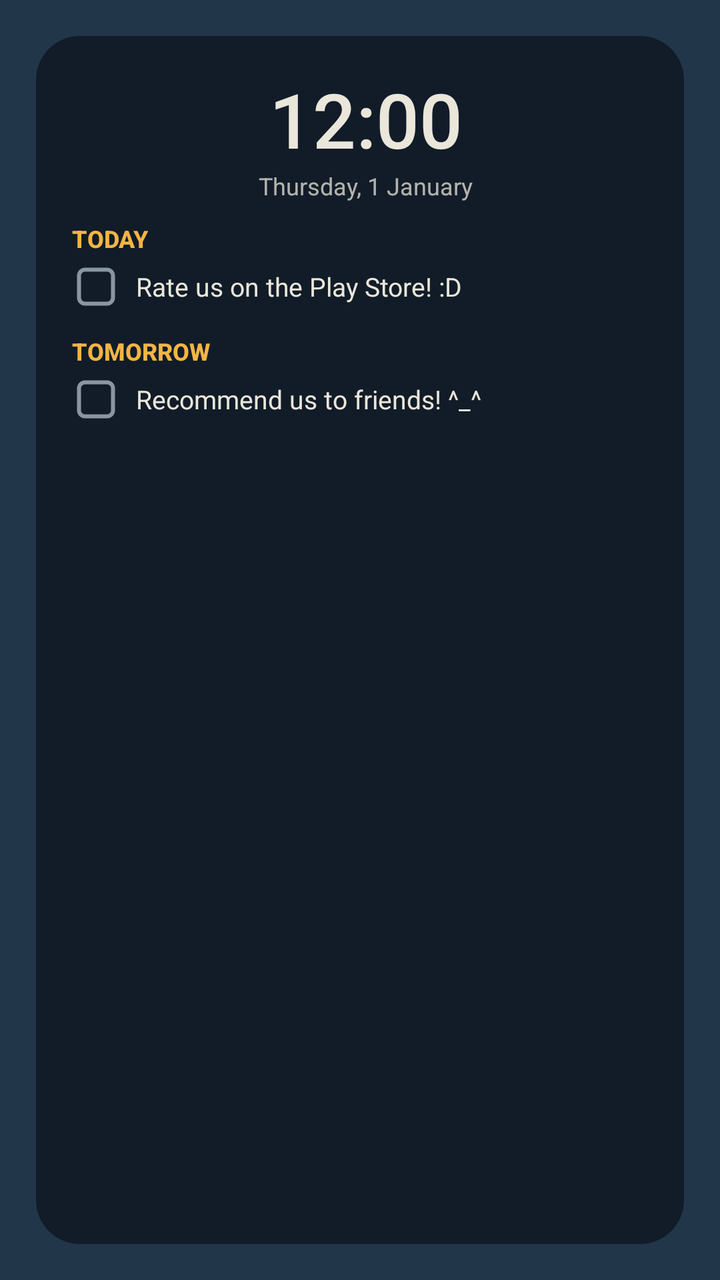
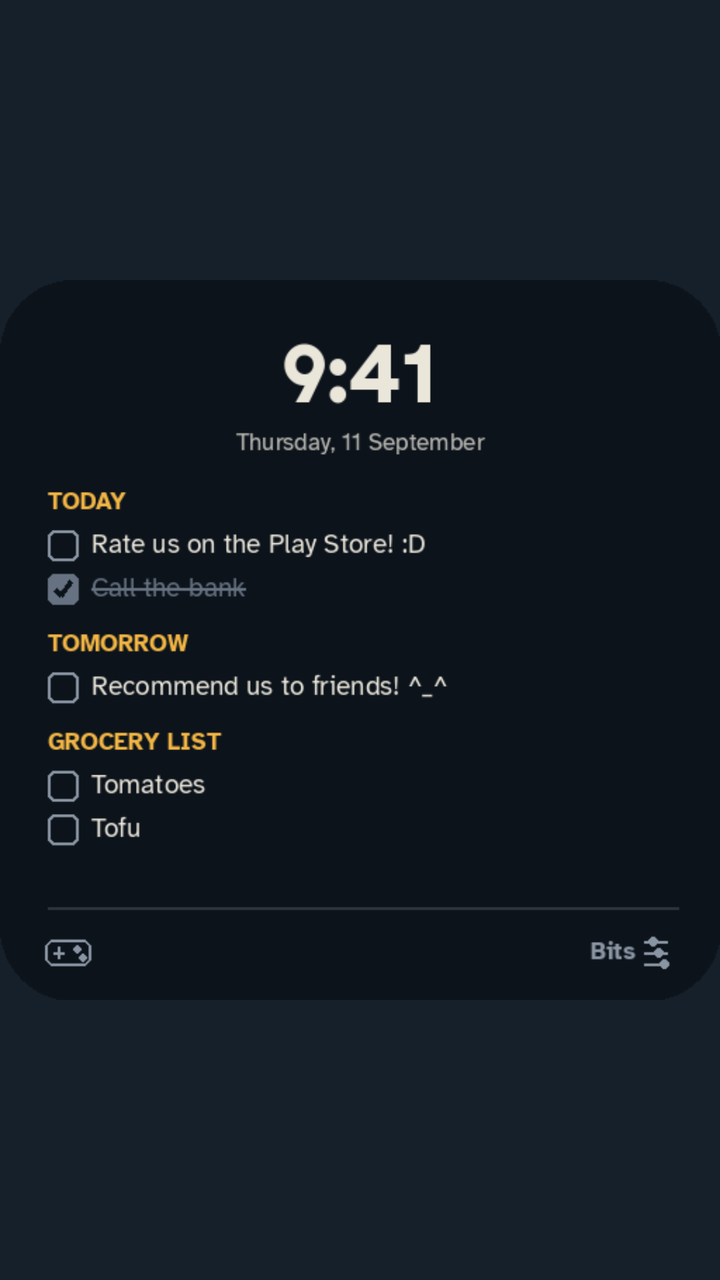

Two renders of the same Android screen: before a commit and after it. Below are the layout's source before the change and the commit's diff.
<!-- AndroidManifest.xml: application theme Theme.Bits -->
<!-- res/layout/widget_preview_native.xml -->
<?xml version="1.0" encoding="utf-8"?>
<FrameLayout xmlns:android="http://schemas.android.com/apk/res/android"
    android:layout_width="match_parent"
    android:layout_height="match_parent">

    <View
        android:layout_width="match_parent"
        android:layout_height="match_parent"
        android:background="#22364A" />

    <LinearLayout
        android:layout_width="match_parent"
        android:layout_height="match_parent"
        android:layout_margin="18dp"
        android:background="@drawable/widget_preview_card_bg"
        android:orientation="vertical"
        android:paddingStart="18dp"
        android:paddingTop="16dp"
        android:paddingEnd="12dp"
        android:paddingBottom="6dp">

        <TextClock
            android:layout_width="wrap_content"
            android:layout_height="wrap_content"
            android:layout_gravity="center_horizontal"
            android:fontFamily="sans-serif-medium"
            android:format12Hour="h:mm"
            android:format24Hour="HH:mm"
            android:textColor="#EAE6DA"
            android:textSize="38dp" />

        <TextClock
            android:layout_width="wrap_content"
            android:layout_height="wrap_content"
            android:layout_gravity="center_horizontal"
            android:layout_marginBottom="10dp"
            android:format12Hour="EEEE, d MMMM"
            android:format24Hour="EEEE, d MMMM"
            android:textColor="#BFEAE6DA"
            android:textSize="12dp" />

        <TextView
            android:layout_width="wrap_content"
            android:layout_height="wrap_content"
            android:fontFamily="sans-serif-medium"
            android:text="TODAY"
            android:textColor="#F2B544"
            android:textSize="12dp"
            android:textStyle="bold" />

        <TextView
            android:layout_width="wrap_content"
            android:layout_height="wrap_content"
            android:layout_marginTop="4dp"
            android:drawablePadding="8dp"
            android:drawableStart="@drawable/ic_check_off"
            android:gravity="center_vertical"
            android:text="Rate us on the Play Store! :D"
            android:textColor="#EAE6DA"
            android:textSize="13dp" />

        <TextView
            android:layout_width="wrap_content"
            android:layout_height="wrap_content"
            android:layout_marginTop="12dp"
            android:fontFamily="sans-serif-medium"
            android:text="TOMORROW"
            android:textColor="#F2B544"
            android:textSize="12dp"
            android:textStyle="bold" />

        <TextView
            android:layout_width="wrap_content"
            android:layout_height="wrap_content"
            android:layout_marginTop="4dp"
            android:drawablePadding="8dp"
            android:drawableStart="@drawable/ic_check_off"
            android:gravity="center_vertical"
            android:text="Recommend us to friends! ^_^"
            android:textColor="#EAE6DA"
            android:textSize="13dp" />
    </LinearLayout>
</FrameLayout>
<!-- resources referenced by this layout -->
<resources>
  <!-- drawable ic_check_off (drawable) -->
  <vector xmlns:android="http://schemas.android.com/apk/res/android"
      android:width="24dp"
      android:height="24dp"
      android:viewportWidth="24"
      android:viewportHeight="24">
      <path
          android:fillColor="#00000000"
          android:pathData="M6.5,3.5L17.5,3.5A3,3 0,0 1,20.5 6.5L20.5,17.5A3,3 0,0 1,17.5 20.5L6.5,20.5A3,3 0,0 1,3.5 17.5L3.5,6.5A3,3 0,0 1,6.5 3.5Z"
          android:strokeWidth="2"
          android:strokeColor="#8A95A3" />
  </vector>
  <!-- drawable widget_preview_card_bg (drawable) -->
  <shape xmlns:android="http://schemas.android.com/apk/res/android">
      <solid android:color="#B80C131B" />
      <corners android:radius="22dp" />
  </shape>
  <style name="Theme.Bits" parent="android:Theme.Material.NoActionBar">
          <item name="android:windowBackground">@color/bits_bg</item>
          <item name="android:statusBarColor">@android:color/transparent</item>
          <item name="android:navigationBarColor">@android:color/transparent</item>
      </style>
  <color name="bits_bg">#16202B</color>
</resources>

<!-- the commit's change to res/layout/widget_preview_native.xml (unified diff, before → after) -->
@@ -3,81 +3,11 @@
     android:layout_width="match_parent"
     android:layout_height="match_parent">
 
-    <View
+    <ImageView
         android:layout_width="match_parent"
         android:layout_height="match_parent"
-        android:background="#22364A" />
-
-    <LinearLayout
-        android:layout_width="match_parent"
-        android:layout_height="match_parent"
-        android:layout_margin="18dp"
-        android:background="@drawable/widget_preview_card_bg"
-        android:orientation="vertical"
-        android:paddingStart="18dp"
-        android:paddingTop="16dp"
-        android:paddingEnd="12dp"
-        android:paddingBottom="6dp">
-
-        <TextClock
-            android:layout_width="wrap_content"
-            android:layout_height="wrap_content"
-            android:layout_gravity="center_horizontal"
-            android:fontFamily="sans-serif-medium"
-            android:format12Hour="h:mm"
-            android:format24Hour="HH:mm"
-            android:textColor="#EAE6DA"
-            android:textSize="38dp" />
-
-        <TextClock
-            android:layout_width="wrap_content"
-            android:layout_height="wrap_content"
-            android:layout_gravity="center_horizontal"
-            android:layout_marginBottom="10dp"
-            android:format12Hour="EEEE, d MMMM"
-            android:format24Hour="EEEE, d MMMM"
-            android:textColor="#BFEAE6DA"
-            android:textSize="12dp" />
-
-        <TextView
-            android:layout_width="wrap_content"
-            android:layout_height="wrap_content"
-            android:fontFamily="sans-serif-medium"
-            android:text="TODAY"
-            android:textColor="#F2B544"
-            android:textSize="12dp"
-            android:textStyle="bold" />
-
-        <TextView
-            android:layout_width="wrap_content"
-            android:layout_height="wrap_content"
-            android:layout_marginTop="4dp"
-            android:drawablePadding="8dp"
-            android:drawableStart="@drawable/ic_check_off"
-            android:gravity="center_vertical"
-            android:text="Rate us on the Play Store! :D"
-            android:textColor="#EAE6DA"
-            android:textSize="13dp" />
-
-        <TextView
-            android:layout_width="wrap_content"
-            android:layout_height="wrap_content"
-            android:layout_marginTop="12dp"
-            android:fontFamily="sans-serif-medium"
-            android:text="TOMORROW"
-            android:textColor="#F2B544"
-            android:textSize="12dp"
-            android:textStyle="bold" />
-
-        <TextView
-            android:layout_width="wrap_content"
-            android:layout_height="wrap_content"
-            android:layout_marginTop="4dp"
-            android:drawablePadding="8dp"
-            android:drawableStart="@drawable/ic_check_off"
-            android:gravity="center_vertical"
-            android:text="Recommend us to friends! ^_^"
-            android:textColor="#EAE6DA"
-            android:textSize="13dp" />
-    </LinearLayout>
+        android:adjustViewBounds="true"
+        android:contentDescription="@string/widget_description"
+        android:scaleType="fitCenter"
+        android:src="@drawable/widget_preview" />
 </FrameLayout>
<!-- resource entries referenced after the edit -->
@@ -1,22 +1,7 @@
 <!-- resources referenced by this layout -->
 <resources>
-  <!-- drawable ic_check_off (drawable) -->
-  <vector xmlns:android="http://schemas.android.com/apk/res/android"
-      android:width="24dp"
-      android:height="24dp"
-      android:viewportWidth="24"
-      android:viewportHeight="24">
-      <path
-          android:fillColor="#00000000"
-          android:pathData="M6.5,3.5L17.5,3.5A3,3 0,0 1,20.5 6.5L20.5,17.5A3,3 0,0 1,17.5 20.5L6.5,20.5A3,3 0,0 1,3.5 17.5L3.5,6.5A3,3 0,0 1,6.5 3.5Z"
-          android:strokeWidth="2"
-          android:strokeColor="#8A95A3" />
-  </vector>
-  <!-- drawable widget_preview_card_bg (drawable) -->
-  <shape xmlns:android="http://schemas.android.com/apk/res/android">
-      <solid android:color="#B80C131B" />
-      <corners android:radius="22dp" />
-  </shape>
+  <!-- drawable widget_preview: png bitmap (drawable-nodpi, 25949 bytes) -->
+  <string name="widget_description">Your lists, always in view</string>
   <style name="Theme.Bits" parent="android:Theme.Material.NoActionBar">
           <item name="android:windowBackground">@color/bits_bg</item>
           <item name="android:statusBarColor">@android:color/transparent</item>
